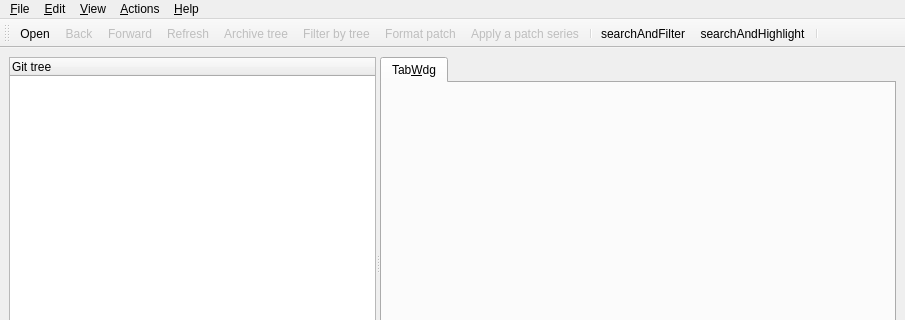
First picture: the form in src/mainview.ui, repository tibirna/qgit, before the edit; both pictures show x 0 to 905 and y 0 to 320 of the 905 by 477 pixel window.
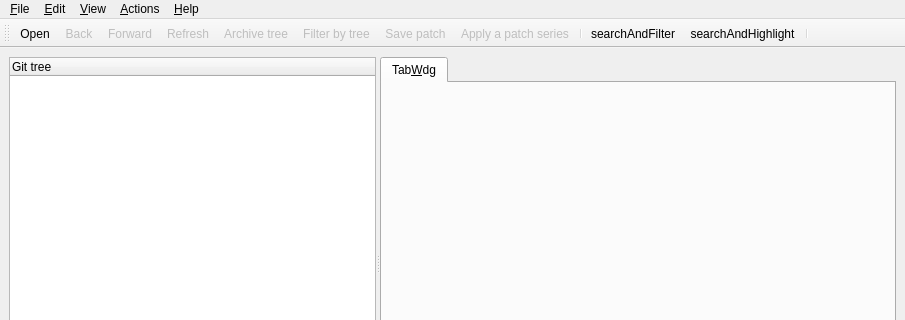
Second picture: the form after the edit. Icons and pictures are not drawn. Custom widgets are drawn as their Qt base class.

Commit message:
Rename "Format patch" as "save patch"
It seems a better name to understand what the action does.

Diff of the .ui file:
```diff
--- a/src/mainview.ui
+++ b/src/mainview.ui
@@ -229,10 +229,10 @@
     <iconset resource="icons.qrc" >:/icons/resources/mail_send.png</iconset>
    </property>
    <property name="text" >
-    <string>&amp;Format patch...</string>
+    <string>&amp;Save patch...</string>
    </property>
    <property name="iconText" >
-    <string>Format patch</string>
+    <string>Save patch</string>
    </property>
    <property name="toolTip" >
     <string>Format a patch series to be sent by e-mail</string>
```
Left out of the diff: 14 changed lines with no effect on the pictures. The commit also changes 1 other file.
